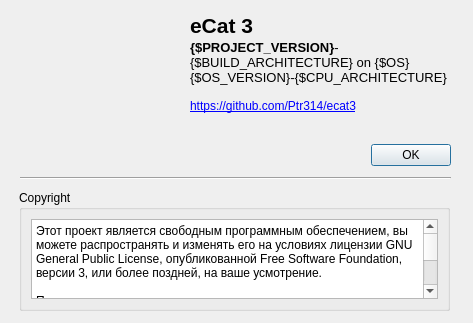
Above: src/dialogs/aboutdlg.ui from Ptr314/ecat3 before the change. Below: the same form after it.
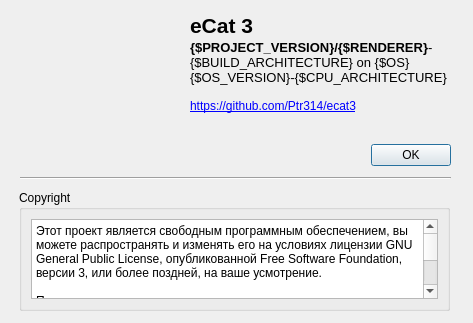
That is the form after the change. Icons and pictures are not drawn.

Commit message: separate renderers

What changed in the file:
```diff
--- a/src/dialogs/aboutdlg.ui
+++ b/src/dialogs/aboutdlg.ui
@@ -125,7 +125,7 @@
     </rect>
    </property>
    <property name="text">
-    <string notr="true">&lt;html&gt;&lt;head/&gt;&lt;body&gt;&lt;p&gt;&lt;span style=&quot; font-size:10pt; font-weight:700;&quot;&gt;{$PROJECT_VERSION}&lt;/span&gt;&lt;span style=&quot; font-size:10pt;&quot;&gt;-{$BUILD_ARCHITECTURE} on {$OS} {$OS_VERSION}-{$CPU_ARCHITECTURE}&lt;br/&gt;&lt;/span&gt;&lt;br/&gt;&lt;a href=&quot;https://github.com/Ptr314/ecat3&quot;&gt;&lt;span style=&quot; text-decoration: underline; color:#0000ff;&quot;&gt;https://github.com/Ptr314/ecat3&lt;br/&gt;&lt;br/&gt;&lt;/span&gt;&lt;/a&gt;&lt;a href=&quot;https://emuverse.ru&quot;&gt;&lt;span style=&quot; text-decoration: underline; color:#0000ff;&quot;&gt;https://emuverse.ru&lt;/span&gt;&lt;/a&gt;&lt;/p&gt;&lt;/body&gt;&lt;/html&gt;</string>
+    <string notr="true">&lt;html&gt;&lt;head/&gt;&lt;body&gt;&lt;p&gt;&lt;span style=&quot; font-size:10pt; font-weight:700;&quot;&gt;{$PROJECT_VERSION}/{$RENDERER}&lt;/span&gt;&lt;span style=&quot; font-size:10pt;&quot;&gt;-{$BUILD_ARCHITECTURE} on {$OS} {$OS_VERSION}-{$CPU_ARCHITECTURE}&lt;br/&gt;&lt;/span&gt;&lt;br/&gt;&lt;a href=&quot;https://github.com/Ptr314/ecat3&quot;&gt;&lt;span style=&quot; text-decoration: underline; color:#0000ff;&quot;&gt;https://github.com/Ptr314/ecat3&lt;br/&gt;&lt;br/&gt;&lt;/span&gt;&lt;/a&gt;&lt;a href=&quot;https://emuverse.ru&quot;&gt;&lt;span style=&quot; text-decoration: underline; color:#0000ff;&quot;&gt;https://emuverse.ru&lt;/span&gt;&lt;/a&gt;&lt;/p&gt;&lt;/body&gt;&lt;/html&gt;</string>
    </property>
    <property name="alignment">
     <set>Qt::AlignmentFlag::AlignLeading|Qt::AlignmentFlag::AlignLeft|Qt::AlignmentFlag::AlignTop</set>
```
The commit also changes 18 other files.
